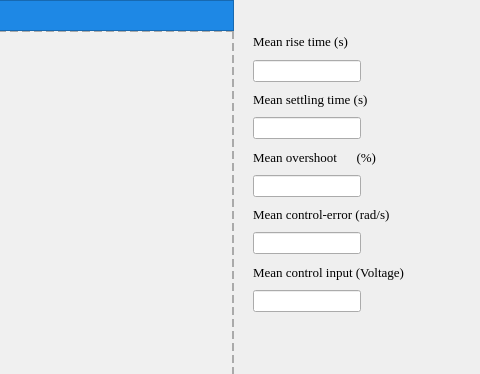
First picture: the form in ui/output_graph.ui, repository congtul/narma_l2_control_system, before the edit; both pictures show x 757 to 1237 and y 0 to 374 of the 1237 by 826 pixel window.
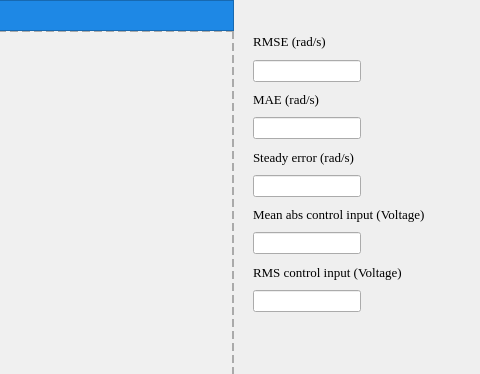
Second picture: the form after the edit.

Diff of the .ui file:
```diff
--- a/ui/output_graph.ui
+++ b/ui/output_graph.ui
@@ -149,7 +149,7 @@
        </font>
       </property>
       <property name="text">
-       <string>&lt;html&gt;&lt;head/&gt;&lt;body&gt;&lt;p align=&quot;center&quot;&gt;Mean rise time (s)&lt;/p&gt;&lt;/body&gt;&lt;/html&gt;</string>
+       <string>&lt;html&gt;&lt;head/&gt;&lt;body&gt;&lt;p align=&quot;center&quot;&gt;RMSE (rad/s)&lt;/p&gt;&lt;/body&gt;&lt;/html&gt;</string>
       </property>
      </widget>
     </item>
@@ -169,7 +169,7 @@
        </font>
       </property>
       <property name="text">
-       <string>Mean settling time (s)</string>
+       <string>MAE (rad/s)</string>
       </property>
      </widget>
     </item>
@@ -189,7 +189,7 @@
        </font>
       </property>
       <property name="text">
-       <string>Mean overshoot      (%)</string>
+       <string>Steady error (rad/s)</string>
       </property>
      </widget>
     </item>
@@ -209,7 +209,7 @@
        </font>
       </property>
       <property name="text">
-       <string>Mean control-error (rad/s)</string>
+       <string>Mean abs control input (Voltage)</string>
       </property>
      </widget>
     </item>
@@ -229,7 +229,7 @@
        </font>
       </property>
       <property name="text">
-       <string>Mean control input (Voltage)</string>
+       <string>RMS control input (Voltage)</string>
       </property>
      </widget>
     </item>
```
Left out of the diff: 14 changed lines with no effect on the pictures.
